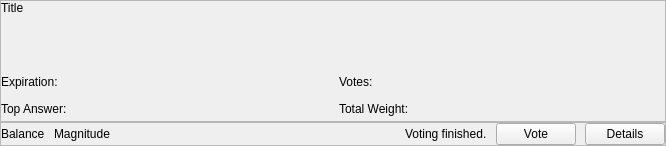
Qt form src/qt/forms/voting/pollcard.ui (gridcoin-community/Gridcoin-Research) before a commit.
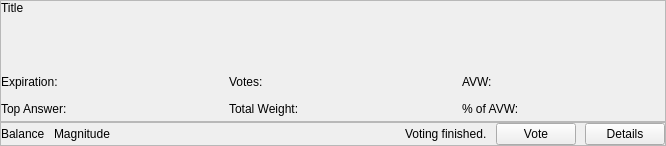
The same form after that commit.

Commit message: Add Active Vote Weight (AVW) and Vote Weight % of AVW to GUI

Patch:
```diff
--- a/src/qt/forms/voting/pollcard.ui
+++ b/src/qt/forms/voting/pollcard.ui
@@ -73,10 +73,17 @@
        </widget>
       </item>
       <item>
-       <layout class="QGridLayout" name="gridLayout" columnstretch="0,10000,0,10000">
+       <layout class="QGridLayout" name="gridLayout" columnstretch="0,10000,0,10000,0,10000">
         <property name="verticalSpacing">
          <number>3</number>
         </property>
+        <item row="1" column="4">
+         <widget class="QLabel" name="votePercentAVWTextLabel">
+          <property name="text">
+           <string>% of AVW:</string>
+          </property>
+         </widget>
+        </item>
         <item row="0" column="2">
          <widget class="QLabel" name="voteCountTextLabel">
           <property name="text">
@@ -91,13 +98,6 @@
           </property>
          </widget>
         </item>
-        <item row="0" column="3">
-         <widget class="QLabel" name="voteCountLabel">
-          <property name="text">
-           <string notr="true"/>
-          </property>
-         </widget>
-        </item>
         <item row="0" column="0">
          <widget class="QLabel" name="expirationTextLabel">
           <property name="text">
@@ -105,10 +105,10 @@
           </property>
          </widget>
         </item>
-        <item row="1" column="0">
-         <widget class="QLabel" name="topAnswerTextLabel">
+        <item row="1" column="3">
+         <widget class="QLabel" name="totalWeightLabel">
           <property name="text">
-           <string>Top Answer:</string>
+           <string notr="true"/>
           </property>
          </widget>
         </item>
@@ -125,6 +125,13 @@
           </property>
          </widget>
         </item>
+        <item row="0" column="3">
+         <widget class="QLabel" name="voteCountLabel">
+          <property name="text">
+           <string notr="true"/>
+          </property>
+         </widget>
+        </item>
         <item row="1" column="2">
          <widget class="QLabel" name="totalWeightTextLabel">
           <property name="text">
@@ -132,10 +139,31 @@
           </property>
          </widget>
         </item>
-        <item row="1" column="3">
-         <widget class="QLabel" name="totalWeightLabel">
+        <item row="0" column="4">
+         <widget class="QLabel" name="activeVoteWeightTextLabel">
           <property name="text">
-           <string notr="true"/>
+           <string>AVW:</string>
+          </property>
+         </widget>
+        </item>
+        <item row="1" column="0">
+         <widget class="QLabel" name="topAnswerTextLabel">
+          <property name="text">
+           <string>Top Answer:</string>
+          </property>
+         </widget>
+        </item>
+        <item row="0" column="5">
+         <widget class="QLabel" name="activeVoteWeightLabel">
+          <property name="text">
+           <string/>
+          </property>
+         </widget>
+        </item>
+        <item row="1" column="5">
+         <widget class="QLabel" name="votePercentAVWLabel">
+          <property name="text">
+           <string/>
           </property>
          </widget>
         </item>
```
The commit also changes 5 other files.
